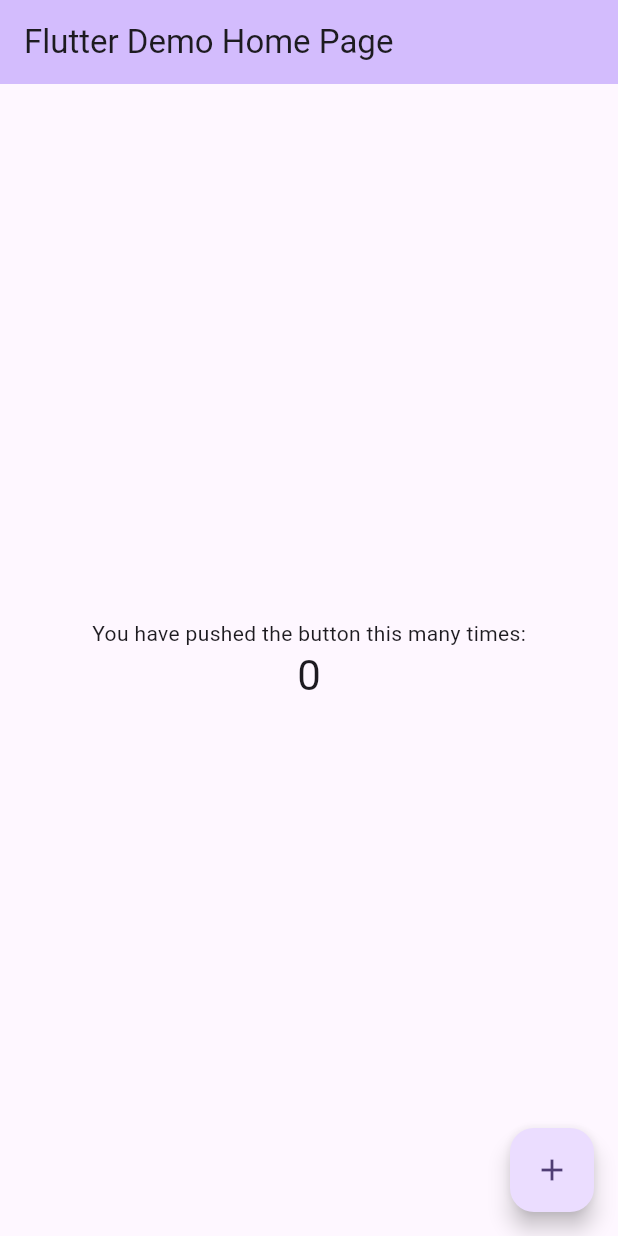
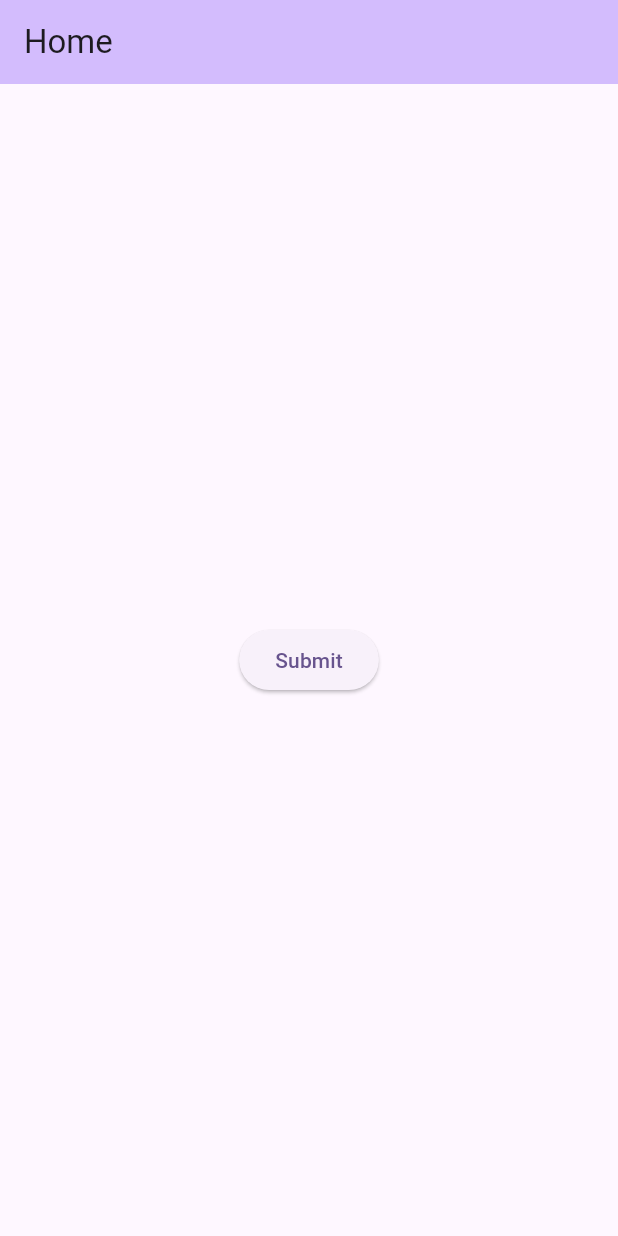
Before and after one commit to HiramOrdGo/firebase_test, a Flutter app: the screen it shows after launch, on a phone screen of 412 x 824 dp. Run offline on Flutter 3.47's test engine with Material 2 defaults, Android fonts, the phone set to English and light mode, and no system bars; our stand-ins replace firebase_analytics, firebase_core; accounts and stored records are empty.

Commit message:
feat (app) reproduce example

```diff
--- a/lib/main.dart
+++ b/lib/main.dart
@@ -1,125 +1,76 @@
+import 'package:firebase_analytics/firebase_analytics.dart';
 import 'package:flutter/material.dart';
+import 'package:firebase_core/firebase_core.dart';
+import 'firebase_options.dart';
 
-void main() {
+void main() async {
+  WidgetsFlutterBinding.ensureInitialized();
+
+  await Firebase.initializeApp(
+    options: DefaultFirebaseOptions.currentPlatform,
+  );
+
   runApp(const MyApp());
 }
 
 class MyApp extends StatelessWidget {
   const MyApp({super.key});
 
-  // This widget is the root of your application.
   @override
   Widget build(BuildContext context) {
     return MaterialApp(
       title: 'Flutter Demo',
       theme: ThemeData(
-        // This is the theme of your application.
-        //
-        // TRY THIS: Try running your application with "flutter run". You'll see
-        // the application has a blue toolbar. Then, without quitting the app,
-        // try changing the seedColor in the colorScheme below to Colors.green
-        // and then invoke "hot reload" (save your changes or press the "hot
-        // reload" button in a Flutter-supported IDE, or press "r" if you used
-        // the command line to start the app).
-        //
-        // Notice that the counter didn't reset back to zero; the application
-        // state is not lost during the reload. To reset the state, use hot
-        // restart instead.
-        //
-        // This works for code too, not just values: Most code changes can be
-        // tested with just a hot reload.
         colorScheme: ColorScheme.fromSeed(seedColor: Colors.deepPurple),
         useMaterial3: true,
       ),
-      home: const MyHomePage(title: 'Flutter Demo Home Page'),
+      home: const MyHomePage(),
     );
   }
 }
 
-class MyHomePage extends StatefulWidget {
-  const MyHomePage({super.key, required this.title});
+class MyHomePage extends StatelessWidget {
+  const MyHomePage({super.key});
 
-  // This widget is the home page of your application. It is stateful, meaning
-  // that it has a State object (defined below) that contains fields that affect
-  // how it looks.
+  submit() async {
+    // Example item
+    final item = AnalyticsEventItem(
+      itemName: 'Socks',
+      itemId: 'xjw73ndnw',
+      price: 10.0,
+    );
 
-  // This class is the configuration for the state. It holds the values (in this
-  // case the title) provided by the parent (in this case the App widget) and
-  // used by the build method of the State. Fields in a Widget subclass are
-  // always marked "final".
+    // List of items
+    final items = [item];
 
-  final String title;
+    // Default "FirebaseAnalytics event" - WORKS
+    await FirebaseAnalytics.instance.logViewItemList(
+      items: items,
+    );
 
-  @override
-  State<MyHomePage> createState() => _MyHomePageState();
-}
-
-class _MyHomePageState extends State<MyHomePage> {
-  int _counter = 0;
-
-  void _incrementCounter() {
-    setState(() {
-      // This call to setState tells the Flutter framework that something has
-      // changed in this State, which causes it to rerun the build method below
-      // so that the display can reflect the updated values. If we changed
-      // _counter without calling setState(), then the build method would not be
-      // called again, and so nothing would appear to happen.
-      _counter++;
-    });
+    // Custome "FirebaseAnalytics event" - NOT WORKS
+    await FirebaseAnalytics.instance.logEvent(
+      name: 'view_item_list',
+      parameters: {
+        "items": items.map((AnalyticsEventItem item) => item.asMap()).toList(),
+        "customeParameter": "customValue"
+      },
+    );
   }
 
   @override
   Widget build(BuildContext context) {
-    // This method is rerun every time setState is called, for instance as done
-    // by the _incrementCounter method above.
-    //
-    // The Flutter framework has been optimized to make rerunning build methods
-    // fast, so that you can just rebuild anything that needs updating rather
-    // than having to individually change instances of widgets.
     return Scaffold(
       appBar: AppBar(
-        // TRY THIS: Try changing the color here to a specific color (to
-        // Colors.amber, perhaps?) and trigger a hot reload to see the AppBar
-        // change color while the other colors stay the same.
         backgroundColor: Theme.of(context).colorScheme.inversePrimary,
-        // Here we take the value from the MyHomePage object that was created by
-        // the App.build method, and use it to set our appbar title.
-        title: Text(widget.title),
+        title: const Text("Home"),
       ),
       body: Center(
-        // Center is a layout widget. It takes a single child and positions it
-        // in the middle of the parent.
-        child: Column(
-          // Column is also a layout widget. It takes a list of children and
-          // arranges them vertically. By default, it sizes itself to fit its
-          // children horizontally, and tries to be as tall as its parent.
-          //
-          // Column has various properties to control how it sizes itself and
-          // how it positions its children. Here we use mainAxisAlignment to
-          // center the children vertically; the main axis here is the vertical
-          // axis because Columns are vertical (the cross axis would be
-          // horizontal).
-          //
-          // TRY THIS: Invoke "debug painting" (choose the "Toggle Debug Paint"
-          // action in the IDE, or press "p" in the console), to see the
-          // wireframe for each widget.
-          mainAxisAlignment: MainAxisAlignment.center,
-          children: <Widget>[
-            const Text(
-              'You have pushed the button this many times:',
-            ),
-            Text(
-              '$_counter',
-              style: Theme.of(context).textTheme.headlineMedium,
-            ),
-          ],
+        child: ElevatedButton(
+          onPressed: submit,
+          child: const Text("Submit"),
         ),
       ),
-      floatingActionButton: FloatingActionButton(
-        onPressed: _incrementCounter,
-        tooltip: 'Increment',
-        child: const Icon(Icons.add),
-      ), // This trailing comma makes auto-formatting nicer for build methods.
     );
   }
 }
```
